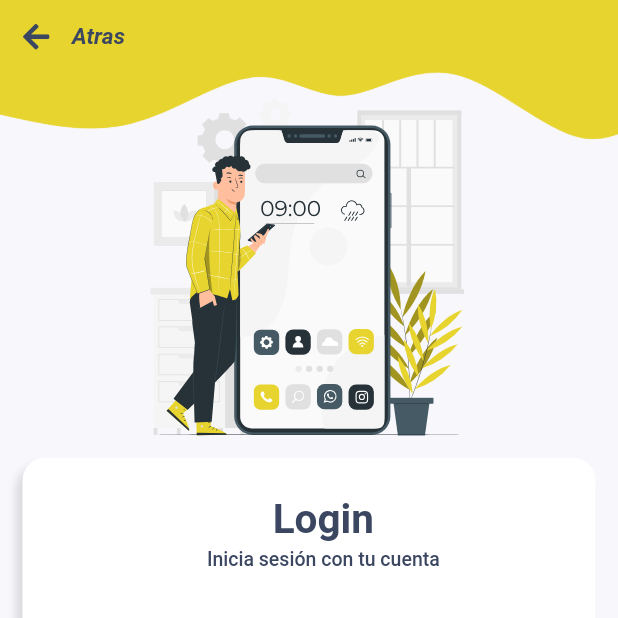
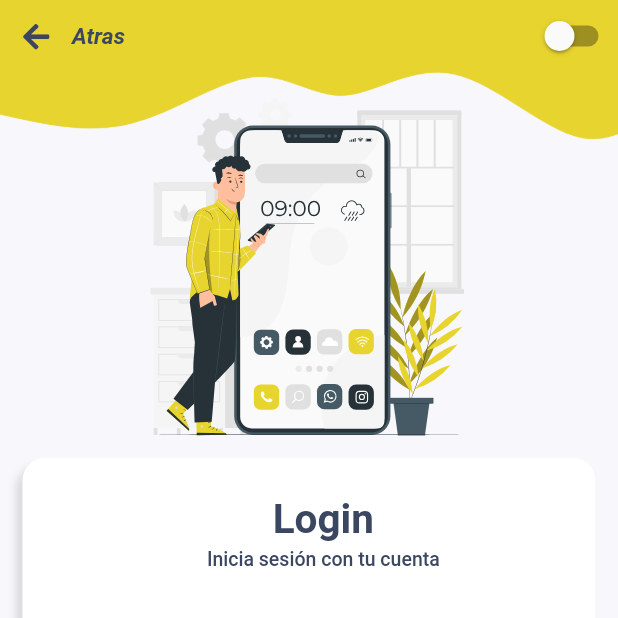
Before and after one commit to AlberthRKO/speed, a Flutter app: the screen it shows after launch, after a tap on "Cliente", on a phone screen of 412 x 824 dp, the top half of it. Run offline on Flutter 3.47's test engine with Material 2 defaults, Android fonts, the light colour scheme and no system bars; our stand-ins replace flutter_spinkit, flutter_svg, font_awesome_flutter, get, shared_preferences; Roboto replaces fonts that are missing (RubikI).

Commit message:
Dark mode y adaptacion de colores

```diff
--- a/lib/components/inputForm.dart
+++ b/lib/components/inputForm.dart
@@ -14,6 +14,9 @@ class InputControl extends StatelessWidget {
   @override
   Widget build(BuildContext context) {
     return TextField(
+      style: TextStyle(
+        color: Theme.of(context).hintColor,
+      ),
       obscureText: false,
       cursorColor: Theme.of(context).hintColor,
       decoration: InputDecoration(
@@ -61,6 +64,9 @@ class _InputControl2State extends State<InputControl2> {
   @override
   Widget build(BuildContext context) {
     return TextField(
+      style: TextStyle(
+        color: Theme.of(context).hintColor,
+      ),
       obscureText: estadoPass,
       cursorColor: Theme.of(context).hintColor,
       decoration: InputDecoration(
--- a/lib/main.dart
+++ b/lib/main.dart
@@ -1,4 +1,5 @@
 import 'package:flutter/material.dart';
+import 'package:get/get.dart';
 import 'package:speed/screen/splash_screen.dart';
 
 void main() {
@@ -8,7 +9,7 @@ void main() {
 class MyApp extends StatelessWidget {
   @override
   Widget build(BuildContext context) {
-    return MaterialApp(
+    return GetMaterialApp(
       debugShowCheckedModeBanner: false,
       title: 'Speed',
       theme: ThemeData(
--- a/lib/screen/login_screen.dart
+++ b/lib/screen/login_screen.dart
@@ -1,12 +1,14 @@
 import 'package:flutter/material.dart';
 import 'package:flutter_svg/flutter_svg.dart';
 import 'package:font_awesome_flutter/font_awesome_flutter.dart';
+import 'package:get/get.dart';
 import 'package:speed/components/actionAccess.dart';
 import 'package:speed/components/background.dart';
 import 'package:speed/components/button.dart';
 import 'package:speed/components/inputForm.dart';
 import 'package:speed/components/shakeTransition.dart';
 import 'package:speed/screen/register_screen.dart';
+import 'package:speed/theme/themeChange.dart';
 
 class Login extends StatefulWidget {
   @override
@@ -14,6 +16,8 @@ class Login extends StatefulWidget {
 }
 
 class _LoginState extends State<Login> {
+  final temaController = Get.put(TemaProvider());
+
   @override
   Widget build(BuildContext context) {
     Size size = MediaQuery.of(context).size;
@@ -141,16 +145,20 @@ class _LoginState extends State<Login> {
 }
 
 class ReturnBack extends StatelessWidget {
-  const ReturnBack({
+  ReturnBack({
     Key key,
   }) : super(key: key);
+
+  final temaController = Get.put(TemaProvider());
 
   @override
   Widget build(BuildContext context) {
     return InkWell(
       onTap: () => Navigator.pop(context),
       child: Row(
-        mainAxisAlignment: MainAxisAlignment.start,
+        mainAxisAlignment: MainAxisAlignment.spaceBetween,
+        children: [
+          Row(
             children: [
               IconButton(
                 icon: Icon(
@@ -160,7 +168,22 @@ class ReturnBack extends StatelessWidget {
                 ),
                 onPressed: () => Navigator.pop(context),
               ),
-          Text('Atras'),
+              Text(
+                'Atras',
+                style: TextStyle(
+                  color: Theme.of(context).accentColor,
+                ),
+              ),
+            ],
+          ),
+          GetBuilder<TemaProvider>(
+            builder: (_) => Switch(
+              value: temaController.isDark,
+              onChanged: (estado) {
+                temaController.cambiarTema(estado);
+              },
+            ),
+          ),
         ],
       ),
     );
@@ -185,7 +208,7 @@ class BoxForm2 extends StatelessWidget {
         width: size.width > 450 ? 400 : double.infinity,
         decoration: BoxDecoration(
           borderRadius: BorderRadius.circular(15),
-          color: Colors.white,
+          color: Theme.of(context).cardColor,
           boxShadow: [
             BoxShadow(
               color: Colors.black12,
--- a/lib/screen/register_screen.dart
+++ b/lib/screen/register_screen.dart
@@ -123,7 +123,7 @@ class BoxForm2 extends StatelessWidget {
         width: size.width > 450 ? 400 : double.infinity,
         decoration: BoxDecoration(
           borderRadius: BorderRadius.circular(15),
-          color: Colors.white,
+          color: Theme.of(context).cardColor,
           boxShadow: [
             BoxShadow(
               color: Colors.black12,
--- a/lib/screen/select_page.dart
+++ b/lib/screen/select_page.dart
@@ -50,11 +50,11 @@ class SelectRol extends StatelessWidget {
     );
   }
 
-  BoxDecoration estiloImagen() {
+  BoxDecoration estiloImagen(context) {
     return BoxDecoration(
       // color: Colors.red,
       borderRadius: BorderRadius.circular(15),
-      color: Colors.white,
+      color: Theme.of(context).cardColor,
       boxShadow: [
         BoxShadow(
           color: Colors.black12,
@@ -92,7 +92,7 @@ class SelectRol extends StatelessWidget {
                     child: Container(
                       height: size.height * 0.3,
                       width: 200,
-                      decoration: estiloImagen(),
+                      decoration: estiloImagen(context),
                       child: Column(
                         children: [
                           Expanded(
@@ -128,7 +128,7 @@ class SelectRol extends StatelessWidget {
                     child: Container(
                       width: 200,
                       height: size.height * 0.3,
-                      decoration: estiloImagen(),
+                      decoration: estiloImagen(context),
                       child: Column(
                         children: [
                           Expanded(
--- a/pubspec.yaml
+++ b/pubspec.yaml
@@ -16,6 +16,9 @@ dependencies:
   font_awesome_flutter: ^8.2.0
   flutter_spinkit: ^5.0.0
   flutter_svg: ^0.22.0
+  get: ^4.1.4
+  shared_preferences: ^2.0.5
+  lite_rolling_switch: ^0.1.1
 
 dev_dependencies:
   flutter_test:
```
Also changed, not shown: lib/theme/themeChange.dart (added, +174 -0 lines), pubspec.lock. Lines whose indentation alone changed are shown as unchanged.
